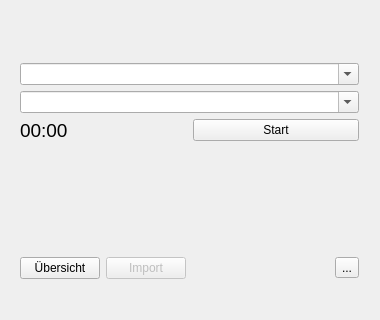
Old version of the form mainwindow.ui in the repository marcohartung/TimeLog; both pictures show x 0 to 380 and y 160 to 480 of the 380 by 480 pixel window.
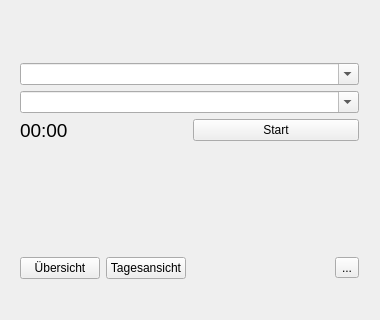
New version of the form.

The edit to the form file:
```diff
--- a/mainwindow.ui
+++ b/mainwindow.ui
@@ -199,10 +199,10 @@
        <item>
         <widget class="QPushButton" name="pbImport">
          <property name="enabled">
-          <bool>false</bool>
+          <bool>true</bool>
          </property>
          <property name="text">
-          <string>Import</string>
+          <string>Tagesansicht</string>
          </property>
         </widget>
        </item>
```
Left out of the diff: 2 changed lines with no effect on the pictures.
